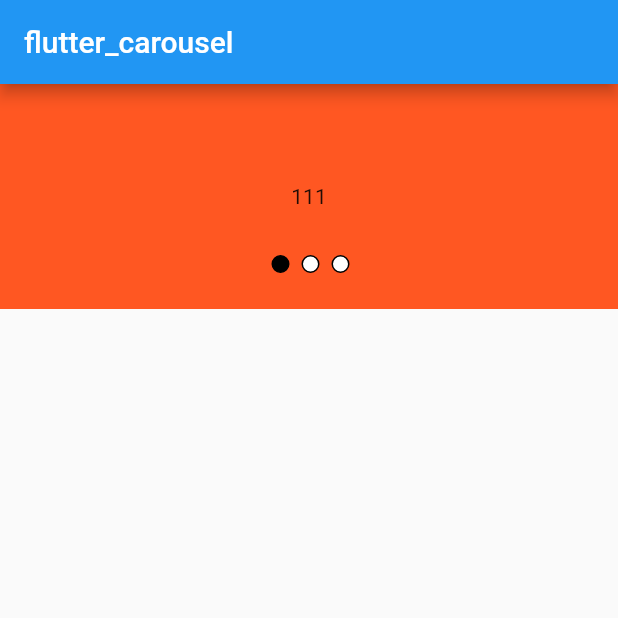
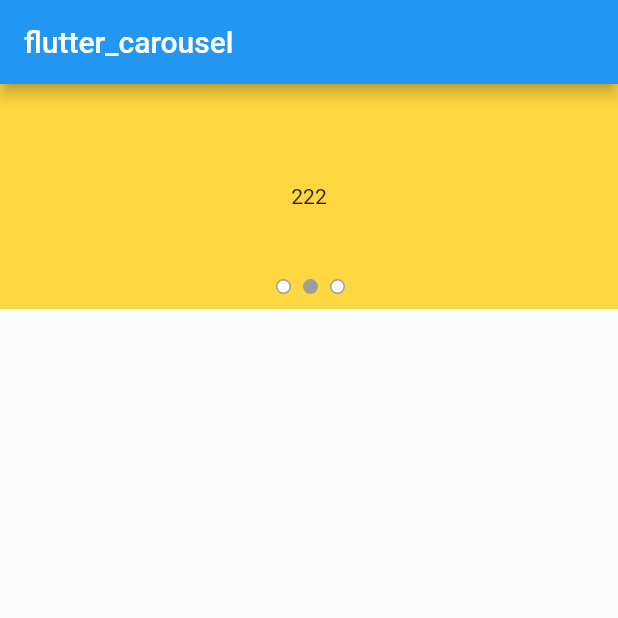
Before and after one commit to zhongmeizhi/flutter-carousel, a Flutter app: the screen it shows after launch, on a phone screen of 412 x 824 dp, the top half of it. Run offline on Flutter 3.47's test engine with Material 2 defaults, Android fonts, the phone set to English and light mode, and no system bars.

Commit message:
自动轮播

```diff
--- a/lib/carousel.dart
+++ b/lib/carousel.dart
@@ -1,19 +1,30 @@
 
 import 'package:flutter/material.dart';
+import 'dart:async';
 
 // Widget代码
 class Carousel extends StatefulWidget {
 
   final List<Widget>  carouselList;  // 轮播图list
   final double height;  // 轮播图高度
+  final double tagWidth; // 屏幕宽度
   final double tagBottom; // 下标 位置
-  final double tagWidth; // 屏幕宽度
+  final Color tagColor; // 下标 颜色
+  final Color activeTagColor; // 当前 下标 颜色
+  final double tagSize;
+  final bool isAuto;  // 是否自动轮播
+  final int interval; // 自动轮播间隔
 
   Carousel({
+    this.height = 150.00,
     @required this.carouselList,
-    this.height = 150.00,
     @required this.tagWidth,
-    this.tagBottom = 20.00
+    this.tagBottom = 6.00,
+    this.tagColor = Colors.white,
+    this.activeTagColor = Colors.grey,
+    this.tagSize = 10.0,
+    this.isAuto = true,
+    this.interval = 3
   });
 
   @override
@@ -29,6 +40,47 @@ class _Carousel extends State<Carousel> with SingleTickerProviderStateMixin{
   TabController  _tabController;
   PageController _pageController = PageController(initialPage: 1);
 
+  // 计时器
+  Timer _timer;
+
+  _onPageChanged (idx) {
+    // 轮播实现
+    if (idx == 0) {
+      int _endIndex = _wrapList.length - 2;
+      _pageController.animateToPage(
+        _endIndex,
+        duration: Duration(microseconds: 1688),
+        curve: Curves.fastOutSlowIn
+      );
+    } else if (idx == (_wrapList.length - 1)) {
+      int _startIndex = 1;
+      _pageController.animateToPage(
+        _startIndex,
+        duration: Duration(microseconds: 1688),
+        curve: Curves.fastOutSlowIn
+      );
+    } else {
+      _tabController.animateTo(idx - 1);
+    }
+  }
+
+  // 自动轮播
+  _autoSwiper () {
+    // 使用计时器
+    _timer = new Timer.periodic(
+      Duration(seconds: widget.interval),
+      (timer){
+        // 下个页面
+        int _next = (_tabController.index ?? 1 + 1) % _tabController.length;
+        _pageController.animateToPage(
+          _next,
+          duration: Duration(milliseconds: 168),
+          curve: Curves.fastOutSlowIn,
+        );
+      }
+    );
+  }
+
   @override
   void initState() {
     // 初始化时把list前后各加一张用于无限轮播
@@ -36,32 +88,23 @@ class _Carousel extends State<Carousel> with SingleTickerProviderStateMixin{
     _wrapList.addAll(widget.carouselList);
     _wrapList.add(widget.carouselList[0]);
     _tabController = TabController(vsync: this, length: widget.carouselList.length);
+    // 自动滑动
+    if (widget.isAuto) {
+      _autoSwiper();
+    }
     super.initState();
   }
 
   @override
   void dispose() {
-    // 离开需销毁
+    // 销毁 控制器
     _tabController.dispose();
     _pageController.dispose();
+    // 清理计时器
+    if (_timer != null) {
+      _timer.cancel();
+    }
     super.dispose();
-  }
-
-  _onPageChanged (idx) {
-    // 轮播实现
-    if (idx == 0) {
-      _pageController.jumpToPage(_wrapList.length - 2);
-      _pageController.animateToPage(
-        _wrapList.length - 2,
-        duration: Duration(microseconds: 666),
-        curve: Curves.fastOutSlowIn
-      );
-    } else if (idx == (_wrapList.length - 1)) {
-      _tabController.animateTo(0);
-      _pageController.jumpToPage(1);
-    } else {
-      _tabController.animateTo(idx - 1);
-    }
   }
 
   @override
@@ -83,8 +126,9 @@ class _Carousel extends State<Carousel> with SingleTickerProviderStateMixin{
             child: Align(
               alignment: Alignment(0.0, 0.5),
               child: TabPageSelector(
-                color: Colors.white,
-                selectedColor: Colors.black,
+                color: widget.tagColor,
+                indicatorSize: widget.tagSize,
+                selectedColor: widget.activeTagColor,
                 controller: _tabController,
               ),
             ),
--- a/lib/main.dart
+++ b/lib/main.dart
@@ -22,29 +22,6 @@ class MyHomePage extends StatelessWidget {
   // mock 屏幕宽度
   final double _screenWidth = 414.0;
 
-  // mock数据
-  // 需展现的轮播Widget列表
-  final List carouselList = <Widget>[
-    Container(
-      color: Colors.deepOrange,
-      child: Center(
-        child: Text('111'),
-      ),
-    ),
-    Container(
-      color: Colors.amberAccent,
-      child: Center(
-        child: Text('222'),
-      ),
-    ),
-    Container(
-      color: Colors.pink,
-      child: Center(
-        child: Text('333'),
-      ),
-    )
-  ];
-
   @override
   Widget build(BuildContext context) {
     return Scaffold(
@@ -60,3 +37,16 @@ class MyHomePage extends StatelessWidget {
     );
   }
 }
+
+// mock 轮播列表
+List carouselList = <Widget>[
+    Container(
+      color: Colors.deepOrange, child: Center(child: Text('111'))
+    ),
+    Container(
+      color: Colors.amberAccent, child: Center(child: Text('222'))
+    ),
+    Container(
+      color: Colors.pink, child: Center(child: Text('333'))
+    )
+  ];
```
